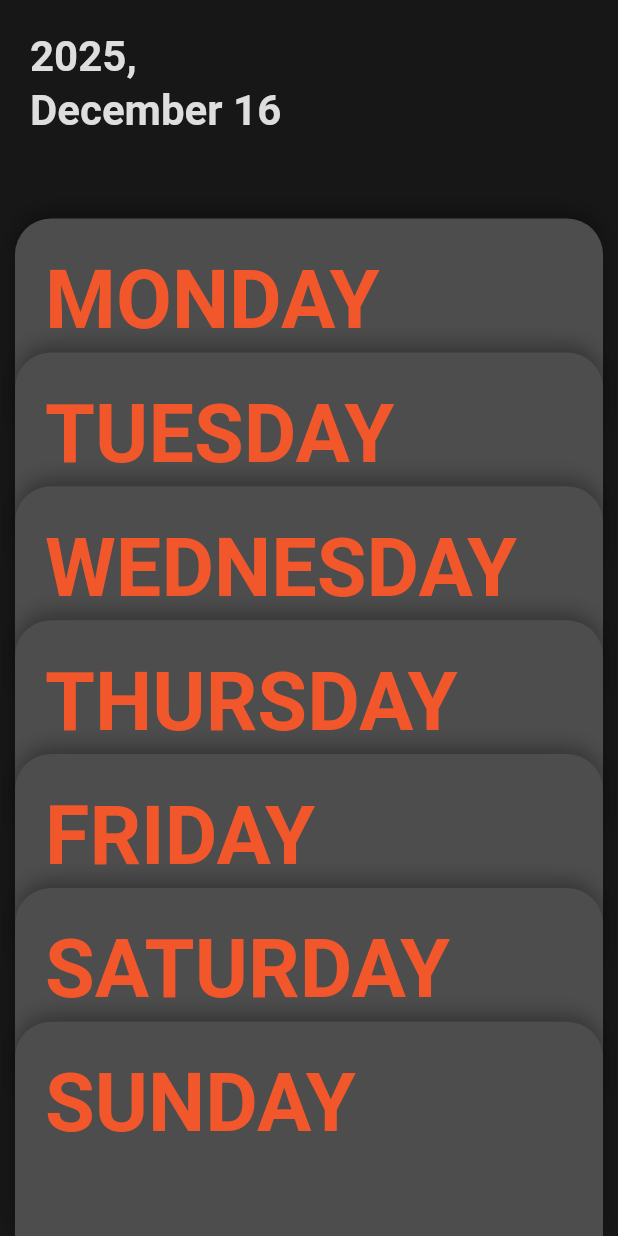
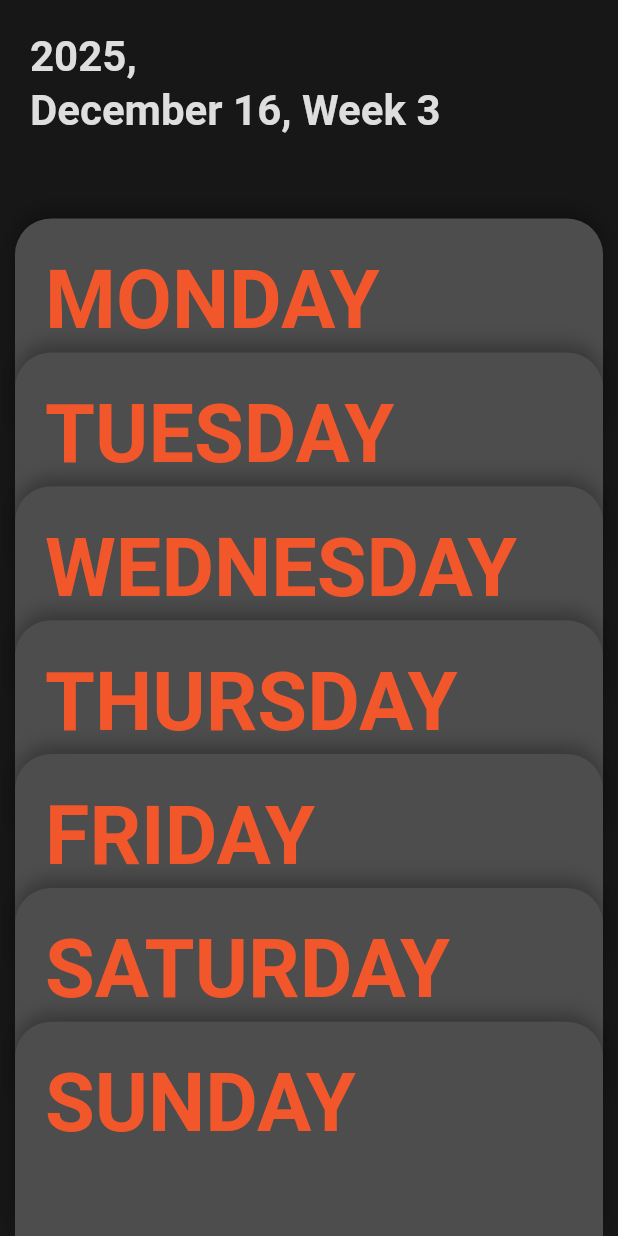
Before and after one commit to NisalUthsara/Task-Manager-App-Flutter, a Flutter app: the TodoScreen screen opened directly, on a phone screen of 412 x 824 dp. Run offline on Flutter 3.47's test engine with Material 3 defaults, Android fonts, the light colour scheme and no system bars; our stand-ins replace google_fonts.

Commit message:
update : date time

```diff
--- a/lib/screens/todo_screen.dart
+++ b/lib/screens/todo_screen.dart
@@ -29,11 +29,14 @@ class _TodoScreenState extends State<TodoScreen> {
     DateTime now = DateTime.now();
 
     String readableYear = DateFormat('yyyy').format(now);
-    String readableDate = DateFormat('MMMM d').format(now);
+    String readableDate = DateFormat('MMMM dd').format(now);
+
+    int weekNumber = ((now.day - 1) / 7).floor() + 1;
 
     return Scaffold(
       backgroundColor: AppTheme.primaryBlack,
       body: SafeArea(
+        bottom: false,
         child: Column(
           children: [
             // --- Header ---
@@ -43,7 +46,7 @@ class _TodoScreenState extends State<TodoScreen> {
               child: Padding(
                 padding: const EdgeInsets.all(20.0),
                 child: Text(
-                  '$readableYear, \n$readableDate',
+                  '$readableYear, \n$readableDate, Week $weekNumber',
                   style: Theme.of(context).textTheme.titleLarge?.copyWith(
                     color: AppTheme.secondaryLightGray,
                     fontWeight: FontWeight.bold,
--- a/pubspec.yaml
+++ b/pubspec.yaml
@@ -35,7 +35,7 @@ dependencies:
   # Use with the CupertinoIcons class for iOS style icons.
   cupertino_icons: ^1.0.8
   google_fonts: ^6.3.2
-  intl: ^0.18.1
+  intl: ^0.20.2
 
 dev_dependencies:
   flutter_test:
```
